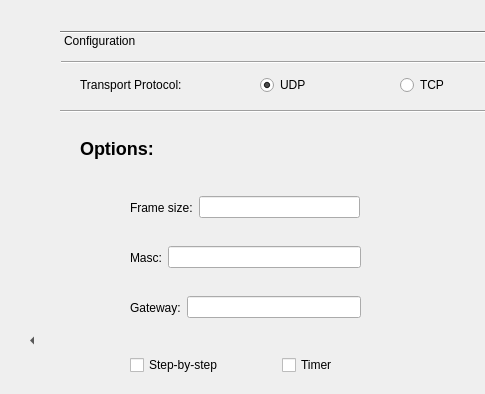
The window that NEW/client.ui (thaisdb/TCC) describes before a commit, drawn with Qt 5; both pictures show x 0 to 485 and y 0 to 394 of the 1277 by 754 pixel window.
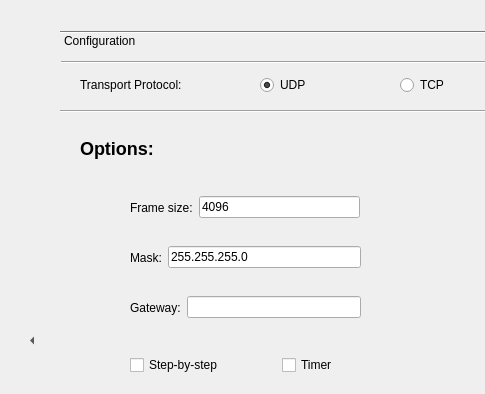
The same window after the commit. The open tabs and pages were chosen to show the change.

```diff
--- a/NEW/client.ui
+++ b/NEW/client.ui
@@ -55,7 +55,7 @@
       <x>0</x>
       <y>0</y>
       <width>1191</width>
-      <height>599</height>
+      <height>605</height>
      </rect>
     </property>
     <property name="accessibleName">
@@ -240,6 +240,9 @@
           <verstretch>0</verstretch>
          </sizepolicy>
         </property>
+        <property name="text">
+         <string>4096</string>
+        </property>
        </widget>
       </item>
      </layout>
@@ -325,7 +328,7 @@
          </sizepolicy>
         </property>
         <property name="text">
-         <string>Masc:</string>
+         <string>Mask:</string>
         </property>
        </widget>
       </item>
@@ -340,6 +343,9 @@
         <property name="focusPolicy">
          <enum>Qt::NoFocus</enum>
         </property>
+        <property name="text">
+         <string>255.255.255.0</string>
+        </property>
         <property name="frame">
          <bool>true</bool>
         </property>
```
Left out of the diff: 8 changed lines with no effect on the pictures.
